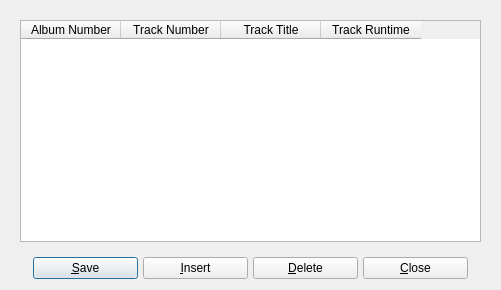
Before: the Qt Designer form tracks.ui in textbrowser/biblioteq, drawn with Qt 5.
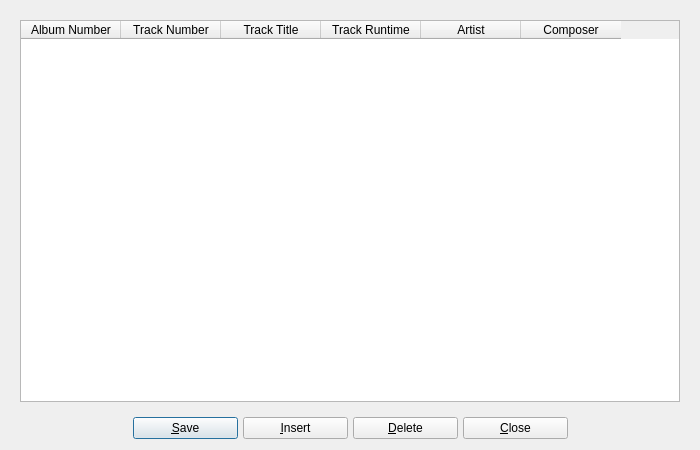
After: the same form once the commit is applied. Icons and pictures are not drawn.

Commit message: Added artist and composer to cd_songs.

What changed in the file:
```diff
--- a/tracks.ui
+++ b/tracks.ui
@@ -6,8 +6,8 @@
    <rect>
     <x>0</x>
     <y>0</y>
-    <width>501</width>
-    <height>290</height>
+    <width>700</width>
+    <height>450</height>
    </rect>
   </property>
   <property name="maximumSize">
@@ -76,6 +76,16 @@
           <string>Track Runtime</string>
          </property>
         </column>
+        <column>
+         <property name="text">
+          <string>Artist</string>
+         </property>
+        </column>
+        <column>
+         <property name="text">
+          <string>Composer</string>
+         </property>
+        </column>
        </widget>
       </item>
      </layout>
```
The commit also changes 4 other files.
